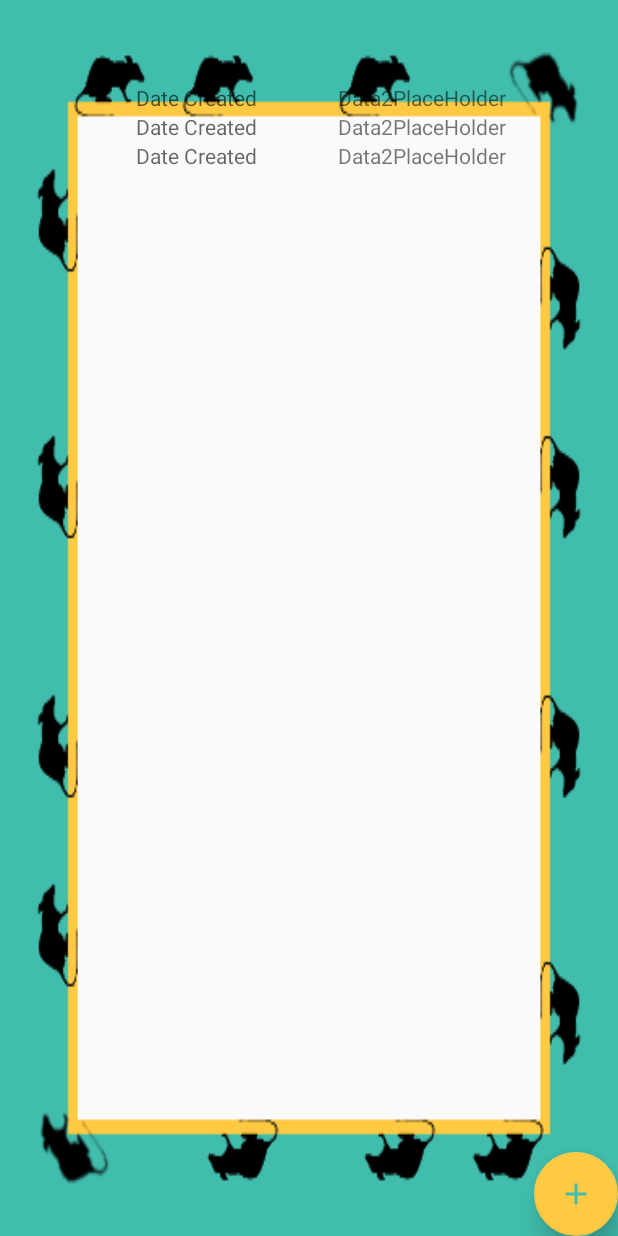
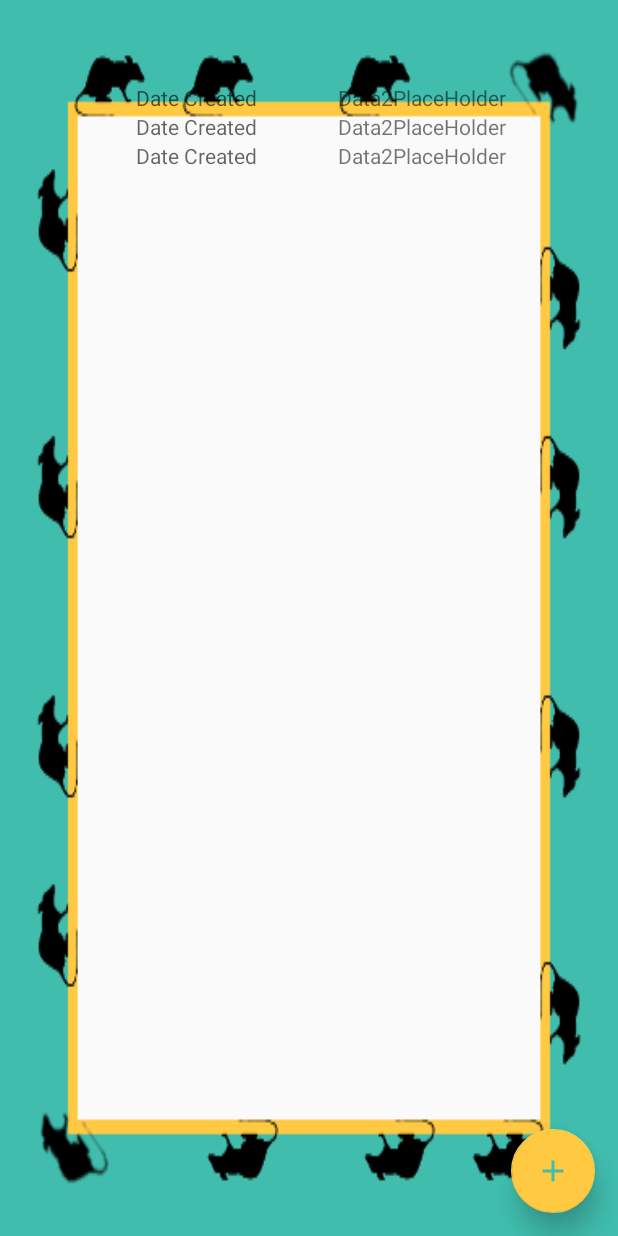
Before and after one commit to kliao2016/RatTracker, an Android app: the layout activity_report_list.xml on its own in the app's theme, with its tools: preview values and no code run, on a phone screen of 412 x 824 dp. Run offline under Robolectric (Android 15) with nearby library versions, the phone set to English and light mode, and no system bars.

Commit message:
Edited FAB

```diff
--- a/RatTracker/app/src/main/res/layout/activity_report_list.xml
+++ b/RatTracker/app/src/main/res/layout/activity_report_list.xml
@@ -22,6 +22,8 @@
         android:layout_height="wrap_content"
         android:layout_gravity="bottom|end"
         android:clickable="true"
+        android:layout_marginEnd="15dp"
+        android:layout_marginBottom="15dp"
         app:backgroundTint="@color/buttonGold"
         app:elevation="10dp"
         app:fabSize="normal"
```
